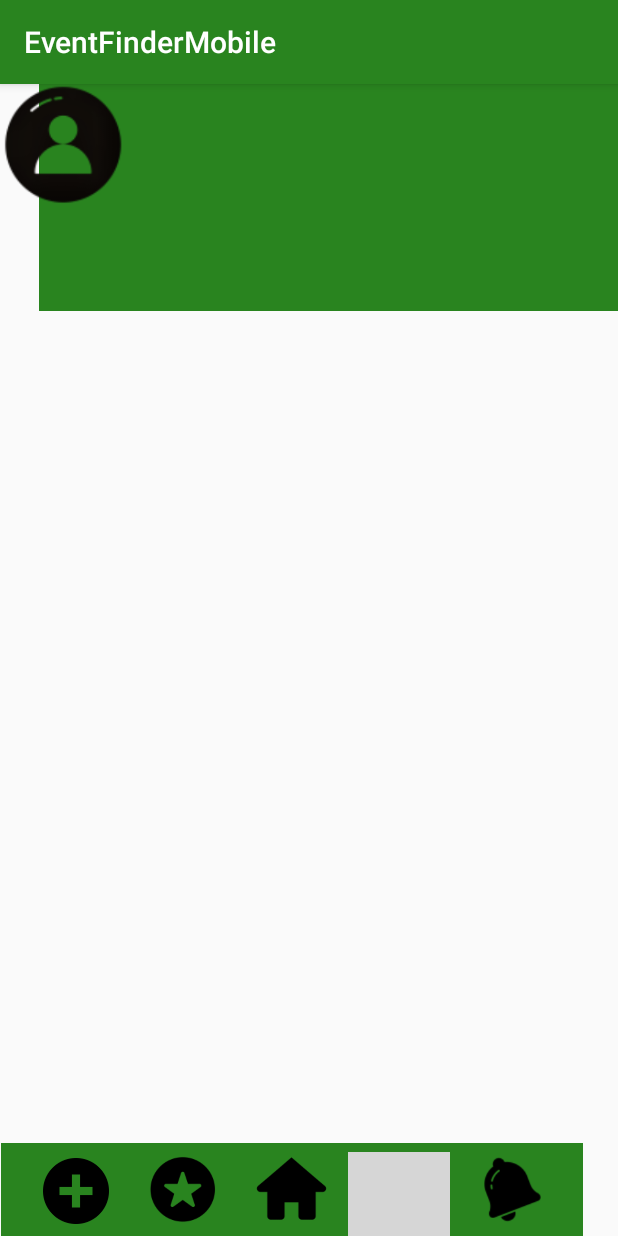
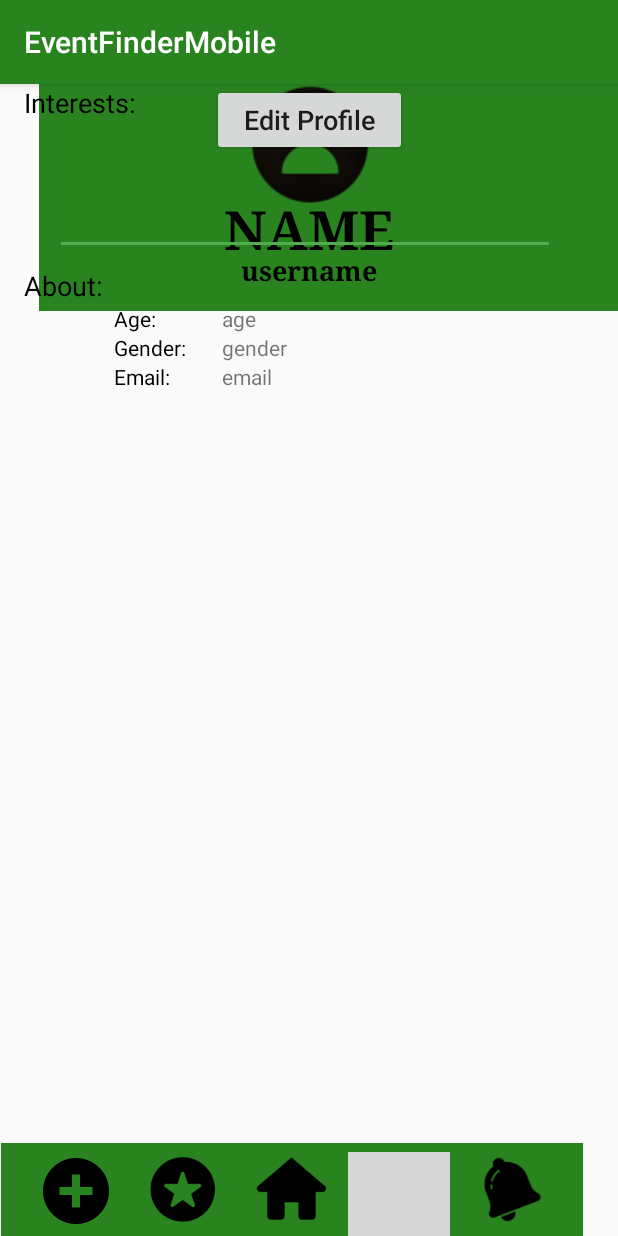
Before and after one commit to tyler95smith/EventFinderMobile, an Android app: the Profile screen opened directly, with no data from a screen before it, on a phone screen of 412 x 824 dp. Run offline under Robolectric (Android 15) with nearby library versions, the phone set to English and light mode, and no system bars; grey boxes are pictures that could not be loaded.

Commit message:
edit profile

```diff
--- a/app/src/main/res/layout/activity_profile.xml
+++ b/app/src/main/res/layout/activity_profile.xml
@@ -23,9 +23,10 @@
         android:layout_width="83dp"
         android:layout_height="80dp"
         android:scaleType="fitCenter"
+        app:layout_constraintEnd_toEndOf="parent"
+        app:layout_constraintStart_toStartOf="parent"
         app:layout_constraintTop_toTopOf="parent"
-        app:srcCompat="@drawable/profile2"
-        tools:layout_editor_absoluteX="151dp" />
+        app:srcCompat="@drawable/profile2" />
 
     <include
         layout="@layout/activity_navigation_bar"
@@ -34,17 +35,134 @@
         app:layout_constraintBottom_toBottomOf="parent"
         tools:layout_editor_absoluteX="0dp" />
 
-    <TextSwitcher
-        android:layout_width="140dp"
-        android:layout_height="36dp"
-        android:textAlignment="center"
-        tools:layout_editor_absoluteX="122dp"
-        tools:layout_editor_absoluteY="87dp" />
+    <TextView
+        android:id="@+id/textView13"
+        android:layout_width="wrap_content"
+        android:layout_height="wrap_content"
+        android:layout_marginStart="16dp"
+        android:text="Interests:"
+        android:textColor="@color/common_google_signin_btn_text_dark_focused"
+        android:textSize="18sp"
+        app:layout_constraintStart_toStartOf="parent"
+        tools:layout_editor_absoluteY="168dp" />
 
-    <TextSwitcher
-        android:layout_width="103dp"
-        android:layout_height="16dp"
-        android:textAlignment="center"
-        tools:layout_editor_absoluteX="141dp"
-        tools:layout_editor_absoluteY="123dp" />
+    <TextView
+        android:id="@+id/textView14"
+        android:layout_width="wrap_content"
+        android:layout_height="wrap_content"
+        android:layout_marginTop="72dp"
+        android:fontFamily="serif"
+        android:text="Name"
+        android:textAllCaps="true"
+        android:textColor="@color/common_google_signin_btn_text_dark_focused"
+        android:textSize="36sp"
+        android:textStyle="bold"
+        app:layout_constraintEnd_toEndOf="parent"
+        app:layout_constraintStart_toStartOf="parent"
+        app:layout_constraintTop_toTopOf="@+id/imageView2" />
+
+    <TextView
+        android:id="@+id/textView15"
+        android:layout_width="wrap_content"
+        android:layout_height="wrap_content"
+        android:layout_marginTop="32dp"
+        android:fontFamily="serif"
+        android:text="username"
+        android:textColor="@color/common_google_signin_btn_text_dark_focused"
+        android:textSize="18sp"
+        android:textStyle="bold"
+        app:layout_constraintEnd_toEndOf="parent"
+        app:layout_constraintStart_toStartOf="parent"
+        app:layout_constraintTop_toBottomOf="@+id/imageView2" />
+
+    <TextView
+        android:id="@+id/textView16"
+        android:layout_width="wrap_content"
+        android:layout_height="wrap_content"
+        android:layout_marginStart="16dp"
+        android:layout_marginTop="8dp"
+        android:text="About:"
+        android:textColor="@color/common_google_signin_btn_text_dark_focused"
+        android:textSize="18sp"
+        app:layout_constraintStart_toStartOf="parent"
+        app:layout_constraintTop_toBottomOf="@+id/editText15" />
+
+    <EditText
+        android:id="@+id/editText15"
+        android:layout_width="333dp"
+        android:layout_height="89dp"
+        android:layout_marginEnd="24dp"
+        android:layout_marginStart="24dp"
+        android:ems="10"
+        android:inputType="textMultiLine"
+        app:layout_constraintEnd_toEndOf="parent"
+        app:layout_constraintHorizontal_bias="0.407"
+        app:layout_constraintStart_toStartOf="parent"
+        app:layout_constraintTop_toBottomOf="@+id/textView13" />
+
+    <TextView
+        android:id="@+id/textView17"
+        android:layout_width="wrap_content"
+        android:layout_height="wrap_content"
+        android:text="Age:"
+        android:textColor="@color/common_google_signin_btn_text_dark_focused"
+        app:layout_constraintStart_toStartOf="@+id/textView18"
+        app:layout_constraintTop_toBottomOf="@+id/textView16" />
+
+    <TextView
+        android:id="@+id/textView18"
+        android:layout_width="wrap_content"
+        android:layout_height="wrap_content"
+        android:text="Gender:"
+        android:textColor="@color/common_google_signin_btn_text_dark_focused"
+        app:layout_constraintStart_toStartOf="@+id/textView19"
+        app:layout_constraintTop_toBottomOf="@+id/textView17" />
+
+    <TextView
+        android:id="@+id/textView19"
+        android:layout_width="wrap_content"
+        android:layout_height="wrap_content"
+        android:layout_marginStart="76dp"
+        android:text="Email:"
+        android:textColor="@color/common_google_signin_btn_text_dark_focused"
+        app:layout_constraintBottom_toBottomOf="@+id/textView22"
+        app:layout_constraintStart_toStartOf="parent"
+        app:layout_constraintTop_toBottomOf="@+id/textView18" />
+
+    <TextView
+        android:id="@+id/textView20"
+        android:layout_width="wrap_content"
+        android:layout_height="wrap_content"
+        android:text="age"
+        app:layout_constraintStart_toStartOf="@+id/textView21"
+        app:layout_constraintTop_toTopOf="@+id/textView17" />
+
+    <TextView
+        android:id="@+id/textView21"
+        android:layout_width="wrap_content"
+        android:layout_height="wrap_content"
+        android:layout_marginStart="24dp"
+        android:text="gender"
+        app:layout_constraintStart_toEndOf="@+id/textView18"
+        app:layout_constraintTop_toBottomOf="@+id/textView20" />
+
+    <TextView
+        android:id="@+id/textView22"
+        android:layout_width="wrap_content"
+        android:layout_height="wrap_content"
+        android:text="email"
+        app:layout_constraintStart_toStartOf="@+id/textView21"
+        app:layout_constraintTop_toBottomOf="@+id/textView21" />
+
+    <Button
+        android:id="@+id/button15"
+        android:layout_width="130dp"
+        android:layout_height="wrap_content"
+        android:text="Edit Profile"
+        android:textAllCaps="false"
+        android:textSize="18sp"
+        app:layout_constraintEnd_toEndOf="parent"
+        app:layout_constraintStart_toStartOf="parent"
+        tools:layout_editor_absoluteY="385dp" />
+
 </android.support.constraint.ConstraintLayout>
```
